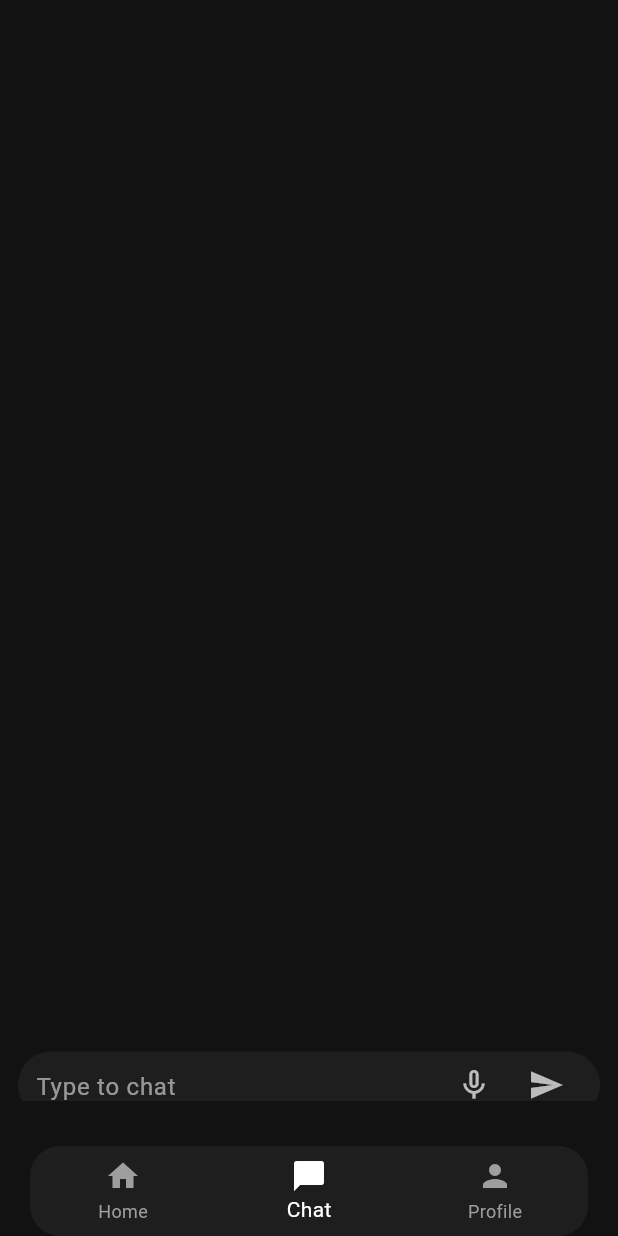
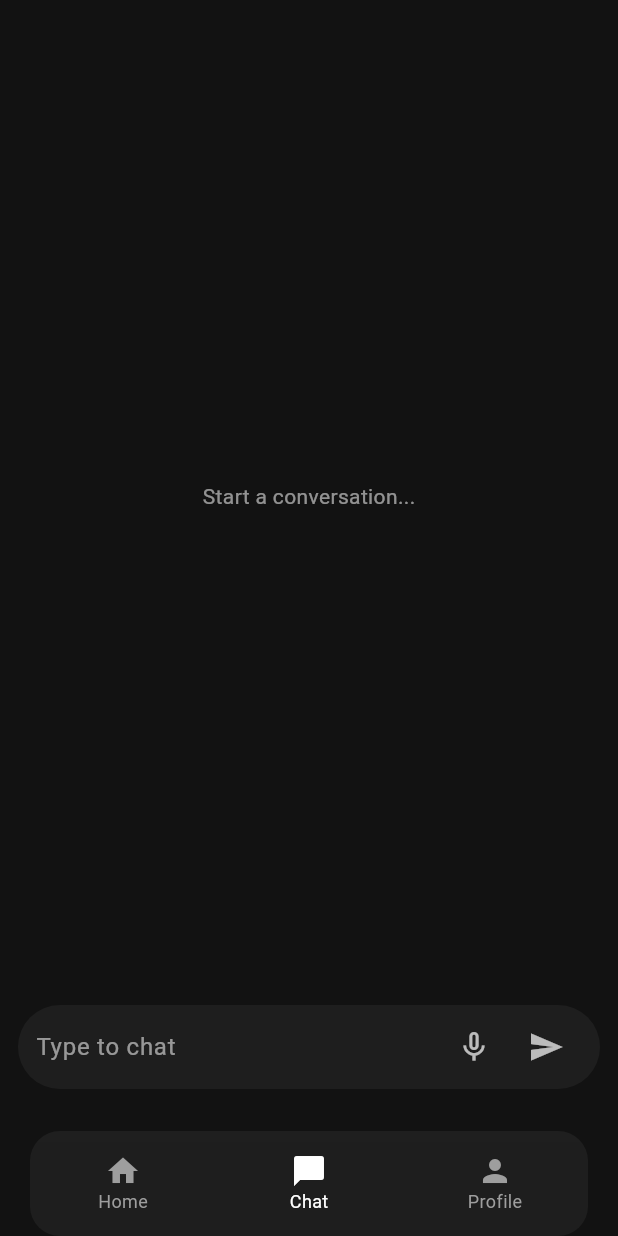
Before and after one commit to bshiff2/dinnr_app, a Flutter app: the ChatOngoing screen opened by its route, after a tap on the "send" icon, on a phone screen of 412 x 824 dp. Run offline on Flutter 3.47's test engine with Material 3 defaults, Android fonts, the phone set to English and light mode, and no system bars; our stand-ins replace cloud_firestore, firebase_auth, firebase_core, firebase_storage, flutter_screenutil, image_picker and 1 more; accounts and stored records are empty; network calls fail.

Commit message:
Added chatbot functionality

````diff
--- a/lib/chatPage.dart
+++ b/lib/chatPage.dart
@@ -1,8 +1,11 @@
 import 'package:flutter/material.dart';
 import 'package:speech_to_text/speech_to_text.dart' as stt;
+
+import 'config.dart';
 import 'home_page.dart';
+import 'page_layout.dart';
 import 'profile.dart';
-import 'page_layout.dart';
+import 'services/ai_chat_service.dart';
 
 // Temporary main() for standalone testing - remove when integrating with main.dart
 void main() {
@@ -39,7 +42,10 @@ class ChatOngoing extends StatefulWidget {
 class _ChatOngoingState extends State<ChatOngoing> {
   final TextEditingController _controller = TextEditingController();
   final ScrollController _scrollController = ScrollController();
-  final List<String> _messages = [];
+  final List<_ChatMessage> _messages = [];
+
+  late final AIChatService _aiService;
+  bool _isSending = false;
 
   late stt.SpeechToText _speech;
   bool _isListening = false;
@@ -48,6 +54,11 @@ class _ChatOngoingState extends State<ChatOngoing> {
   @override
   void initState() {
     super.initState();
+    _aiService = AIChatService(
+      apiKey: AppConfig.openAIKey,
+      basePrompt: AppConfig.aiPrompt,
+      model: AppConfig.aiModel,
+    );
     _speech = stt.SpeechToText();
     _initSpeech();
   }
@@ -90,22 +101,58 @@ class _ChatOngoingState extends State<ChatOngoing> {
     setState(() => _isListening = false);
   }
 
-  void _sendMessage() {
+  Future<void> _sendMessage() async {
     final text = _controller.text.trim();
     if (text.isEmpty) return;
+    _controller.clear();
+    setState(() {
+      _messages.add(_ChatMessage(text: text, isUser: true));
+      _isSending = true;
+    });
+    _scrollToBottom();
 
+    final history = _messages
+        .map(
+          (msg) => AIChatMessage(
+            role: msg.isUser ? 'user' : 'assistant',
+            content: msg.text,
+          ),
+        )
+        .toList();
+
+    try {
+      final reply = await _aiService.sendMessage(
+        message: text,
+        history: history,
+      );
+
+      if (mounted) {
         setState(() {
-      _messages.add(text);
+          _messages.add(_ChatMessage(text: reply, isUser: false));
         });
-    _controller.clear();
+        _scrollToBottom();
+      }
+    } catch (e) {
+      if (mounted) {
+        ScaffoldMessenger.of(context).showSnackBar(
+          SnackBar(content: Text('AI error: $e')),
+        );
+      }
+    } finally {
+      if (mounted) {
+        setState(() => _isSending = false);
+      }
+    }
+  }
 
+  void _scrollToBottom() {
     WidgetsBinding.instance.addPostFrameCallback((_) {
       if (_scrollController.hasClients) {
         try {
           final max = _scrollController.position.maxScrollExtent;
           _scrollController.animateTo(
             max,
-            duration: const Duration(milliseconds: 200),
+            duration: const Duration(milliseconds: 250),
             curve: Curves.easeOut,
           );
         } catch (_) {}
@@ -118,54 +165,45 @@ class _ChatOngoingState extends State<ChatOngoing> {
     _controller.dispose();
     _scrollController.dispose();
     _speech.cancel();
+    _aiService.dispose();
     super.dispose();
   }
 
   @override
   Widget build(BuildContext context) {
     return PageLayout(
-      child: Material(
-        color: const Color(0xFF121212),
-        child: Container(
-          width: double.infinity,
-          height: MediaQuery.of(context).size.height,
-          clipBehavior: Clip.antiAlias,
-          decoration: BoxDecoration(color: const Color(0xFF121212)),
-          child: Stack(
+      child: Column(
         children: [
-              // Messages area
-              Positioned(
-                left: 0,
-                top: 0,
-                right: 0,
-                bottom: 140,
-                child: Container(
-                  padding: const EdgeInsets.symmetric(horizontal: 12, vertical: 12),
+          Expanded(
             child: _messages.isEmpty
-                      ? const SingleChildScrollView(
-                          child: SizedBox.shrink(),
+                ? const Center(
+                    child: Text(
+                      'Start a conversation...',
+                      style: TextStyle(color: Colors.white54),
+                    ),
                   )
                 : ListView.builder(
                     controller: _scrollController,
+                    padding: const EdgeInsets.symmetric(horizontal: 12, vertical: 12),
                     itemCount: _messages.length,
                     itemBuilder: (context, index) {
                       final msg = _messages[index];
                       return Align(
-                              alignment: Alignment.topRight,
+                        alignment: msg.isUser ? Alignment.centerRight : Alignment.centerLeft,
                         child: Container(
                           margin: const EdgeInsets.symmetric(vertical: 6, horizontal: 8),
                           padding: const EdgeInsets.symmetric(horizontal: 14, vertical: 10),
                           decoration: BoxDecoration(
-                                  color: Colors.green[400],
+                            color: msg.isUser ? Colors.green[400] : const Color(0xFF2C2C2C),
                             borderRadius: BorderRadius.only(
-                                    topLeft: Radius.circular(16),
-                                    topRight: Radius.circular(16),
-                                    bottomLeft: Radius.circular(16),
-                                    bottomRight: Radius.circular(4),
+                              topLeft: Radius.circular(msg.isUser ? 16 : 4),
+                              topRight: Radius.circular(msg.isUser ? 4 : 16),
+                              bottomLeft: const Radius.circular(16),
+                              bottomRight: const Radius.circular(16),
                             ),
                           ),
                           child: Text(
-                                  msg,
+                            msg.text,
                             style: const TextStyle(color: Colors.white),
                           ),
                         ),
@@ -173,33 +211,18 @@ class _ChatOngoingState extends State<ChatOngoing> {
                     },
                   ),
           ),
-              ),
-              // Bottom input
-              Positioned(
-                left: 0,
-                right: 0,
-                bottom: -20, // Decreased offset to move the chat box further downward
-                child: SafeArea(
-                  child: Padding(
-                    padding: EdgeInsets.only(
-                      bottom: MediaQuery.of(context).viewInsets.bottom, // Adjust for keyboard
-                    ),
-                    child: Container(
-                      width: double.infinity,
-                      padding: const EdgeInsets.symmetric(vertical: 3),
-                      child: Column(
-                        mainAxisSize: MainAxisSize.min,
-                        mainAxisAlignment: MainAxisAlignment.center,
-                        crossAxisAlignment: CrossAxisAlignment.center,
-                        children: [
-                          // Chat input box
           Container(
             width: double.infinity,
+            padding: EdgeInsets.only(
+              left: 12,
+              right: 12,
+              top: 8,
+              bottom: 8 + MediaQuery.of(context).viewInsets.bottom,
+            ),
+            color: const Color(0xFF121212),
+            child: SafeArea(
+              child: Container(
                 height: 56,
-                            padding: const EdgeInsets.symmetric(horizontal: 12, vertical: 6),
-                            child: ConstrainedBox(
-                              constraints: const BoxConstraints(maxWidth: 500),
-                              child: Container(
                 padding: const EdgeInsets.symmetric(horizontal: 12),
                 decoration: ShapeDecoration(
                   color: const Color(0xFF1E1E1E),
@@ -221,7 +244,6 @@ class _ChatOngoingState extends State<ChatOngoing> {
                         style: const TextStyle(color: Colors.white),
                       ),
                     ),
-                                    // Voice input button
                     IconButton(
                       onPressed: _isListening ? _stopListening : _startListening,
                       icon: Icon(
@@ -230,8 +252,14 @@ class _ChatOngoingState extends State<ChatOngoing> {
                       ),
                     ),
                     IconButton(
-                                      onPressed: _sendMessage,
-                                      icon: const Icon(Icons.send, color: Colors.white70),
+                      onPressed: _isSending ? null : _sendMessage,
+                      icon: _isSending
+                          ? const SizedBox(
+                              height: 16,
+                              width: 16,
+                              child: CircularProgressIndicator(strokeWidth: 2),
+                            )
+                          : const Icon(Icons.send, color: Colors.white70),
                     ),
                   ],
                 ),
@@ -240,14 +268,13 @@ class _ChatOngoingState extends State<ChatOngoing> {
           ),
         ],
       ),
-                    ),
-                  ),
-                ),
-              ),
-            ],
-          ),
-        ),
-      ),
     );
   }
 }
+
+class _ChatMessage {
+  const _ChatMessage({required this.text, required this.isUser});
+
+  final String text;
+  final bool isUser;
+}
--- a/lib/navbar.dart
+++ b/lib/navbar.dart
@@ -72,10 +72,12 @@ class NavBar extends StatelessWidget {
               child: ClipRRect(
                 borderRadius: BorderRadius.circular(20), // Rounded corners
                 child: SizedBox(
-                  height: 60, // Slightly reduce height to prevent overflow
+                  height: 70, // Increased height to show labels
                   child: BottomNavigationBar(
                     currentIndex: _getSelectedIndex(context),
                     backgroundColor: const Color(0xCC222222),
+                    selectedFontSize: 12,
+                    unselectedFontSize: 12,
                     items: const [
                       BottomNavigationBarItem(
                         icon: Icon(Icons.home),
--- /dev/null
+++ b/lib/services/ai_chat_service.dart
@@ -0,0 +1,121 @@
+import 'dart:convert';
+import 'package:http/http.dart' as http;
+
+/// ─────────────────────────────────────────────────────────────────────────────
+/// AI Chat Service - Direct OpenAI Integration
+/// ─────────────────────────────────────────────────────────────────────────────
+///
+/// USAGE:
+/// ```dart
+/// final ai = AIChatService(
+///   apiKey: 'sk-...',
+///   basePrompt: 'You are a helpful cooking assistant.',  // Optional
+/// );
+/// final reply = await ai.sendMessage(message: 'Hello!');
+/// ```
+///
+/// To change the AI personality, just pass a different basePrompt:
+/// ```dart
+/// final ai = AIChatService(
+///   apiKey: 'sk-...',
+///   basePrompt: 'You are a sarcastic chef who loves Italian food.',
+/// );
+/// ```
+/// ─────────────────────────────────────────────────────────────────────────────
+
+class AIChatService {
+  AIChatService({
+    required String apiKey,
+    String? basePrompt,
+    String? model,
+  })  : _apiKey = apiKey,
+        _basePrompt = basePrompt ?? defaultPrompt,
+        _model = model ?? 'gpt-4o-mini';
+
+  final String _apiKey;
+  final String _basePrompt;
+  final String _model;
+
+  // ─── Default Prompt ─────────────────────────────────────────────────────────
+  /// Change this to customize the AI's default personality
+  static const String defaultPrompt = '''
+You are Dinnr, a playful and knowledgeable foodie concierge. You help couples and friends discover amazing dining experiences together.
+
+Your personality:
+- Warm, friendly, and enthusiastic about food
+- Great at suggesting date night restaurants
+- Know cuisines from around the world
+- Can recommend recipes for cooking at home
+- Help with meal planning and grocery lists
+- Give quick, helpful answers (keep responses concise)
+
+Always be supportive and make food decisions fun!
+''';
+
+  // ─── Send Message ───────────────────────────────────────────────────────────
+  /// Sends a user [message] with optional conversation [history].
+  /// Returns the AI's reply text.
+  Future<String> sendMessage({
+    required String message,
+    List<AIChatMessage> history = const [],
+  }) async {
+    final messages = <Map<String, String>>[
+      {'role': 'system', 'content': _basePrompt},
+      ...history.map((msg) => msg.toJson()),
+      {'role': 'user', 'content': message},
+    ];
+
+    final response = await http.post(
+      Uri.parse('https://api.openai.com/v1/chat/completions'),
+      headers: {
+        'Content-Type': 'application/json',
+        'Authorization': 'Bearer $_apiKey',
+      },
+      body: jsonEncode({
+        'model': _model,
+        'messages': messages,
+        'temperature': 0.7,
+        'max_tokens': 1024,
+      }),
+    );
+
+    if (response.statusCode != 200) {
+      final error = jsonDecode(response.body);
+      throw AIChatException(
+        error['error']?['message'] ?? 'API request failed: ${response.statusCode}',
+      );
+    }
+
+    final data = jsonDecode(response.body);
+    final reply = data['choices']?[0]?['message']?['content'] as String?;
+
+    if (reply == null || reply.isEmpty) {
+      throw const AIChatException('OpenAI returned an empty response.');
+    }
+
+    return reply.trim();
+  }
+
+  /// Clean up resources (no-op for HTTP, kept for API consistency)
+  void dispose() {}
+}
+
+// ─── Message Model ────────────────────────────────────────────────────────────
+/// Simple model for chat messages
+class AIChatMessage {
+  const AIChatMessage({required this.role, required this.content});
+
+  final String role; // "user" or "assistant"
+  final String content;
+
+  Map<String, String> toJson() => {'role': role, 'content': content};
+}
+
+// ─── Exception ────────────────────────────────────────────────────────────────
+class AIChatException implements Exception {
+  const AIChatException(this.message);
+  final String message;
+
+  @override
+  String toString() => 'AIChatException: $message';
+}
--- a/pubspec.yaml
+++ b/pubspec.yaml
@@ -43,6 +43,7 @@ dependencies:
   forui: ^0.7.0
   image_picker: ^1.2.0
   intl: ^0.20.2
+  http: ^1.2.1
 
   firebase_core: ^4.2.1
   firebase_auth: ^6.1.2
````
Also changed, not shown: firebase.json (added), pubspec.lock, 4 other files. Lines whose indentation alone changed are shown as unchanged.
